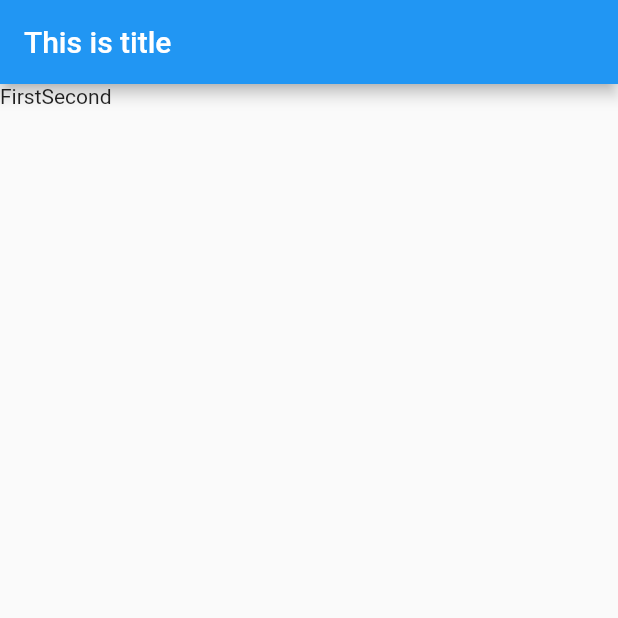
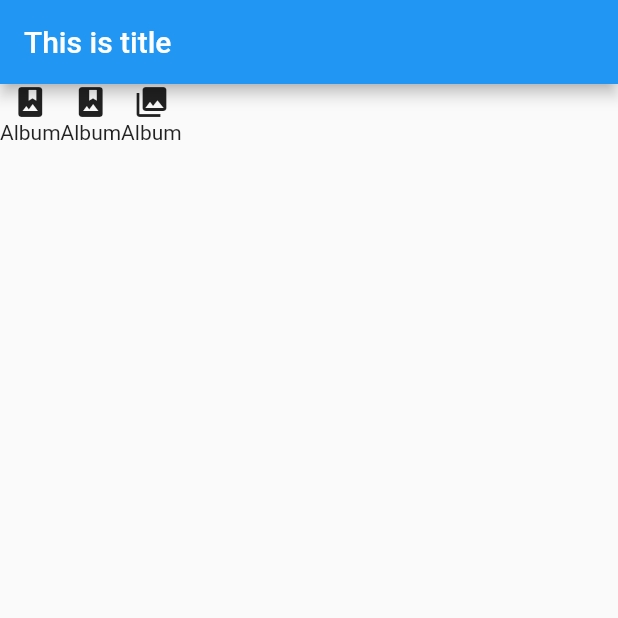
Before and after one commit to samtarmizi/flutter-firstapp, a Flutter app: the screen it shows after launch, on a phone screen of 412 x 824 dp, the top half of it. Run offline on Flutter 3.47's test engine with Material 2 defaults, Android fonts, the phone set to English and light mode, and no system bars.

Commit message:
Use container, row & col

```diff
--- a/lib/main.dart
+++ b/lib/main.dart
@@ -14,8 +14,24 @@ class MyApp extends StatelessWidget {
         body: Container(
           child: Row(
             children: <Widget>[
-              Text('First'),
-              Text('Second'),
+              Column(
+                children: <Widget>[
+                  Icon(Icons.photo_album),
+                  Text('Album'),
+                ],
+              ),
+              Column(
+                children: <Widget>[
+                  Icon(Icons.photo_album),
+                  Text('Album'),
+                ],
+              ),
+              Column(
+                children: <Widget>[
+                  Icon(Icons.photo_library),
+                  Text('Album'),
+                ],
+              ),
             ],
           ),
         )
```
